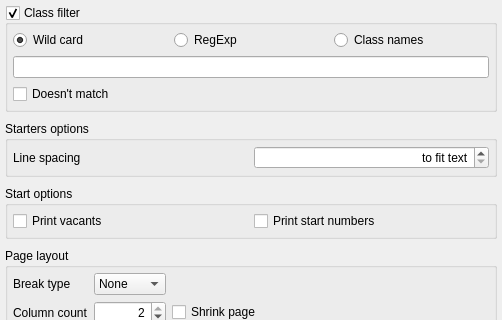
The window that quickevent/app/plugins/qml/Runs/src/Runs/reportoptionsdialog.ui (Quick-Event/quickbox) describes before a commit, drawn with Qt 5; both pictures show x 0 to 502 and y 0 to 320 of the 502 by 504 pixel window.
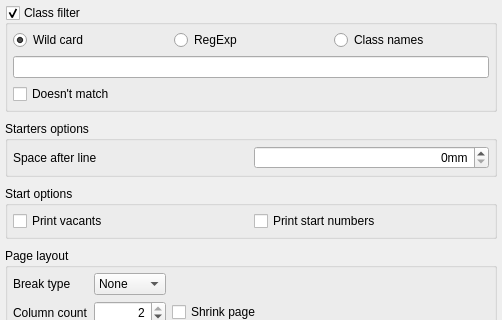
The same window after the commit.

Commit message: QE: startlist starters bug #264 workaround

What changed in the file:
```diff
--- a/quickevent/app/plugins/qml/Runs/src/Runs/reportoptionsdialog.ui
+++ b/quickevent/app/plugins/qml/Runs/src/Runs/reportoptionsdialog.ui
@@ -120,7 +120,7 @@
       <item>
        <widget class="QLabel" name="label_2">
         <property name="text">
-         <string>Line spacing</string>
+         <string>Space after line</string>
         </property>
        </widget>
       </item>
@@ -129,9 +129,6 @@
         <property name="alignment">
          <set>Qt::AlignRight|Qt::AlignTrailing|Qt::AlignVCenter</set>
         </property>
-        <property name="specialValueText">
-         <string>to fit text</string>
-        </property>
         <property name="suffix">
          <string>mm</string>
         </property>
```
Left out of the diff: 3 changed lines with no effect on the pictures. The commit also changes 1 other file.
